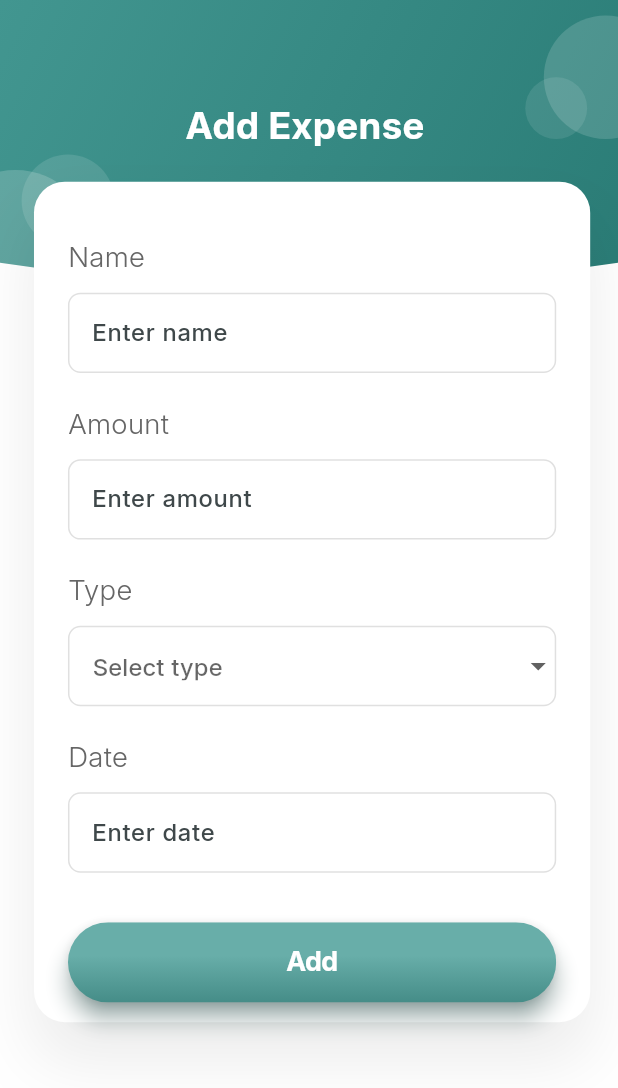
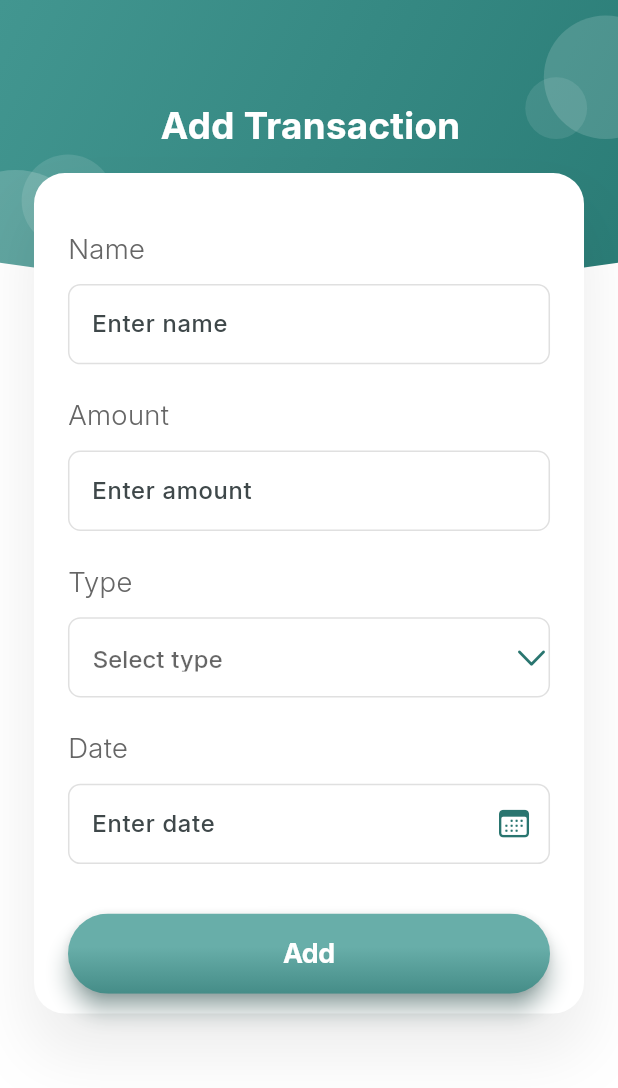
Before and after one commit to markbassem67/CashFlow-expenses-tracking-app, a Flutter app: the AddExpensesScreen screen opened directly, on a phone screen of 412 x 824 dp. Shown: the top 1088 px of the screen. Run offline on Flutter 3.47's test engine with Material 3 defaults, Android fonts, the phone set to English and light mode, and no system bars; our stand-ins replace flutter_bloc, flutter_platform_widgets, hive, hive_flutter, persistent_bottom_nav_bar, shared_preferences; missing offline and left inert: currency_picker; accounts and stored records are empty.

Commit message:
added features

```diff
--- a/lib/core/utils/helpers.dart
+++ b/lib/core/utils/helpers.dart
@@ -1,4 +1,5 @@
 import 'package:flutter/material.dart';
+
 
 extension StringExtension on String {
   String capitalize() {
--- a/lib/logic/cubit/finance_cubit.dart
+++ b/lib/logic/cubit/finance_cubit.dart
@@ -11,14 +11,7 @@ class FinanceCubit extends Cubit<FinanceState> {
   final UserRepository userRepo;
 
   FinanceCubit(this.transactionRepository, this.userRepo)
-    : super(FinanceInitial()) {
-   // _init();
-  }
-
- /*  Future<void> _init() async {
-    await loadUsername();
-    await loadTransactions();
-  } */
+    : super(FinanceInitial()) {}
 
   Future<void> loadUsername() async {
     final username = await userRepo.getUsername() ?? 'Guest';
--- a/lib/logic/cubit/finance_state.dart
+++ b/lib/logic/cubit/finance_state.dart
@@ -14,8 +14,8 @@ class FinanceLoaded extends FinanceState {
   final double totalIncome;
   final double totalExpenses;
   final List<Transaction> transactions;
-    final String username;
-
+  final String username;
+  //final List<Transaction> rankedtransactions;
 
   FinanceLoaded({
     required this.balance,
@@ -23,6 +23,7 @@ class FinanceLoaded extends FinanceState {
     required this.totalExpenses,
     required this.transactions,
     required this.username,
+   // required this.rankedtransactions,
   });
 
   FinanceLoaded copyWith({
@@ -30,6 +31,8 @@ class FinanceLoaded extends FinanceState {
     double? totalIncome,
     double? totalExpenses,
     List<Transaction>? transactions,
+    //List<Transaction>? rankedtransactions,
+
     String? username,
   }) {
     return FinanceLoaded(
@@ -38,6 +41,7 @@ class FinanceLoaded extends FinanceState {
       totalExpenses: totalExpenses ?? this.totalExpenses,
       transactions: transactions ?? this.transactions,
       username: username ?? this.username,
+     // rankedtransactions: rankedtransactions ?? this.rankedtransactions,
     );
   }
 }
--- a/lib/presentation/screens/add_expenses_screen.dart
+++ b/lib/presentation/screens/add_expenses_screen.dart
@@ -18,7 +18,9 @@ class _AddExpensesScreenState extends State<AddExpensesScreen> {
 
     return Scaffold(
       backgroundColor: Colors.white,
-      body: Stack(
+      body: Column(
+        children: [
+          Stack(
             clipBehavior: Clip.none,
             children: [
               // Arc background
@@ -26,10 +28,10 @@ class _AddExpensesScreenState extends State<AddExpensesScreen> {
 
               // Title
               Positioned(
-            left: width * 0.30,
+                left: width * 0.26,
                 top: height * 0.08,
                 child: Text(
-              'Add Expense',
+                  'Add Transaction',
                   style: TextStyle(
                     fontSize: width * 0.06,
                     fontWeight: FontWeight.bold,
@@ -38,11 +40,8 @@ class _AddExpensesScreenState extends State<AddExpensesScreen> {
                 ),
               ),
 
-          // Add Expenses Card
-          Positioned(
-            top: height * 0.007,
-            //left: width * 0.01,
-            child: const AddExpensesCard(),
+              const AddExpensesCard(),
+            ],
           ),
         ],
       ),
--- a/lib/presentation/screens/stats_screen.dart
+++ b/lib/presentation/screens/stats_screen.dart
@@ -24,7 +24,7 @@ class _StatsScreenState extends State<StatsScreen> {
         ),
         backgroundColor: Colors.white,
       ),
-      body: const Column(),
+      body: const Column(children: [Text('Top Spendings')]),
     );
   }
 }
--- a/lib/presentation/widgets/add_expenses_card.dart
+++ b/lib/presentation/widgets/add_expenses_card.dart
@@ -138,6 +138,11 @@ class _AddExpensesCardState extends State<AddExpensesCard> {
                 SizedBox(
                   height: height * 0.065,
                   child: DropdownButtonFormField<String>(
+                    icon: Icon(
+                      CupertinoIcons.chevron_down,
+                      size: width * 0.06,
+                      color: const Color(0xFF29756F),
+                    ),
                     value: selectedType,
                     items: const [
                       DropdownMenuItem(
@@ -180,6 +185,10 @@ class _AddExpensesCardState extends State<AddExpensesCard> {
                       hintText: 'Enter date',
                       enabledBorder: greyBorder,
                       focusedBorder: greenBorder,
+                      suffixIcon: const Icon(
+                        CupertinoIcons.calendar,
+                        color: Color(0xFF29756F),
+                      ),
                     ),
                     onTap: () async {
                       FocusScope.of(context).requestFocus(FocusNode());
--- a/pubspec.yaml
+++ b/pubspec.yaml
@@ -43,6 +43,7 @@ dependencies:
   flutter_platform_widgets:
   currency_picker: ^2.0.21
   shared_preferences: ^2.5.3
+
 
 dev_dependencies:
   flutter_test:
```
Lines whose indentation alone changed are shown as unchanged.
